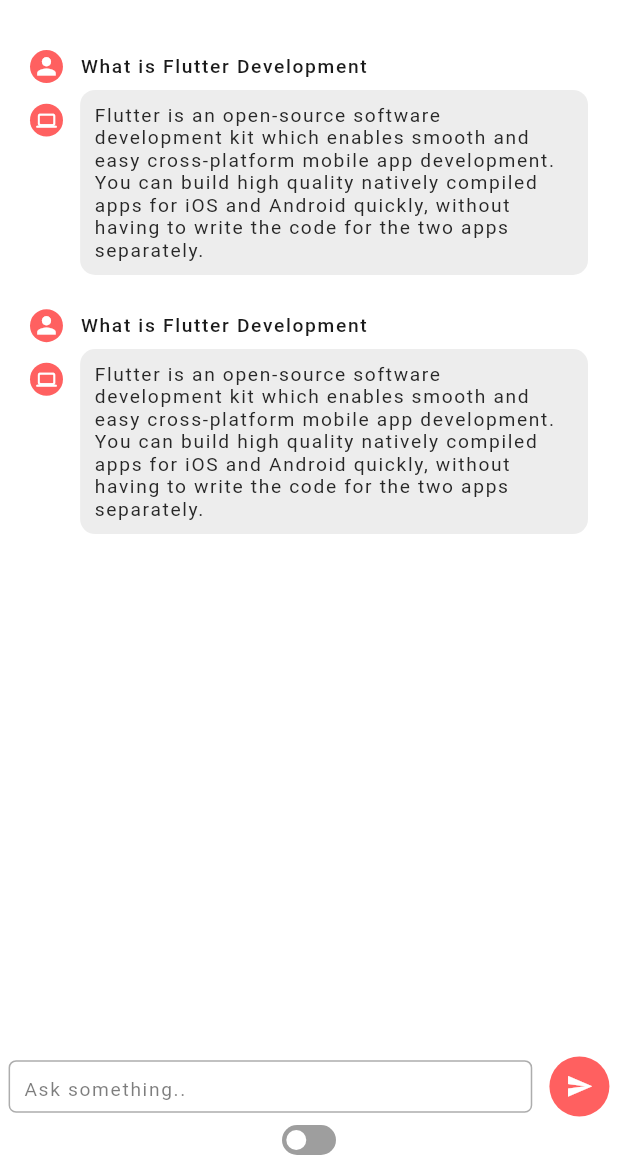
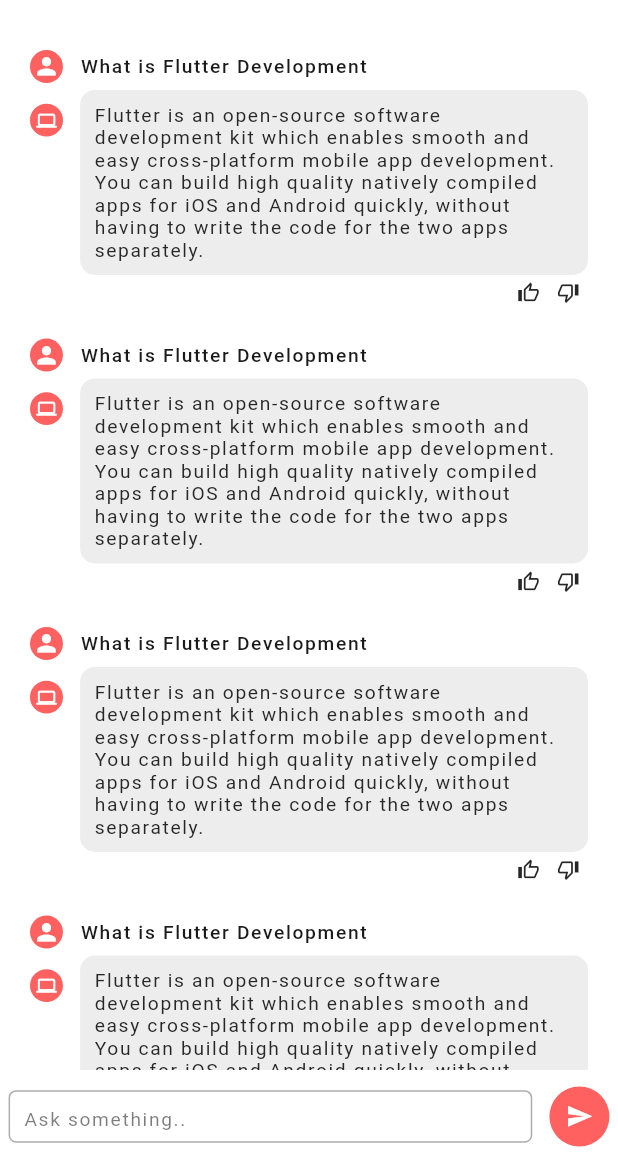
Before and after one commit to shibilstark/fgpt, a Flutter app: the HomeScreen screen opened by its route, on a phone screen of 412 x 824 dp, the part 81-1236 px from its top. Run offline on Flutter 3.47's test engine with Material 2 defaults, Android fonts, the phone set to English and light mode, and no system bars; drawn by our look-alikes of flutter_switch; our stand-ins replace dartz, equatable, flutter_bloc, flutter_screenutil, get_it, injectable and 1 more; accounts and stored records are empty.

Commit message:
Added like buttons

```diff
--- a/lib/presentation/screens/home/home_screen.dart
+++ b/lib/presentation/screens/home/home_screen.dart
@@ -2,10 +2,11 @@ import 'package:fgpt_ai/config/constants/constants.dart';
 import 'package:fgpt_ai/config/themes/palette.dart';
 import 'package:fgpt_ai/presentation/bloc/theme/theme_bloc.dart';
 import 'package:fgpt_ai/presentation/widgets/keyboard_dismisser.dart';
-import 'package:fgpt_ai/presentation/widgets/theme_switch.dart';
 import 'package:flutter/material.dart';
 import 'package:flutter_bloc/flutter_bloc.dart';
 import 'package:flutter_screenutil/flutter_screenutil.dart';
+
+import '../../widgets/theme_switch.dart';
 
 class HomeScreen extends StatelessWidget {
   const HomeScreen({super.key});
@@ -26,7 +27,7 @@ class HomeScreen extends StatelessWidget {
                 ),
               ),
               HomeChatFieldWidget(),
-              ThemeSwitch()
+              // ThemeSwitch()
             ],
           ),
         ),
@@ -88,7 +89,10 @@ class HomeChatsViewWidget extends StatelessWidget {
               ),
               WhiteSpace.gapW10,
               Expanded(
-                child: Container(
+                child: Column(
+                  crossAxisAlignment: CrossAxisAlignment.end,
+                  children: [
+                    Container(
                       decoration: BoxDecoration(
                           color: Theme.of(context).colorScheme.background,
                           borderRadius: BorderRadius.circular(10)),
@@ -98,13 +102,33 @@ class HomeChatsViewWidget extends StatelessWidget {
                         style: Theme.of(context).textTheme.bodySmall!,
                       ),
                     ),
+                    WhiteSpace.gapH5,
+                    Row(
+                      mainAxisAlignment: MainAxisAlignment.end,
+                      children: [
+                        Icon(
+                          Icons.thumb_up_outlined,
+                          size: 15,
+                          color: Theme.of(context).colorScheme.onBackground,
+                        ),
+                        WhiteSpace.gapW10,
+                        Icon(
+                          Icons.thumb_down_outlined,
+                          size: 15,
+                          color: Theme.of(context).colorScheme.onBackground,
+                        ),
+                        WhiteSpace.gapW5,
+                      ],
+                    )
+                  ],
+                ),
               )
             ],
           ),
         ],
       ),
       separatorBuilder: (context, index) => WhiteSpace.gapH25,
-      itemCount: 2,
+      itemCount: 10,
     );
   }
 }
```
Lines whose indentation alone changed are shown as unchanged.
